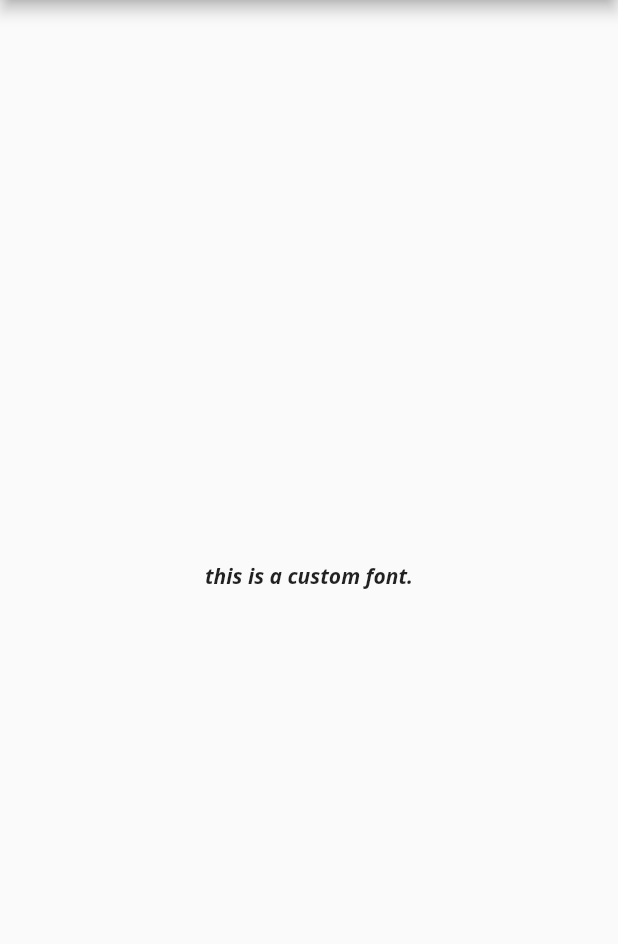
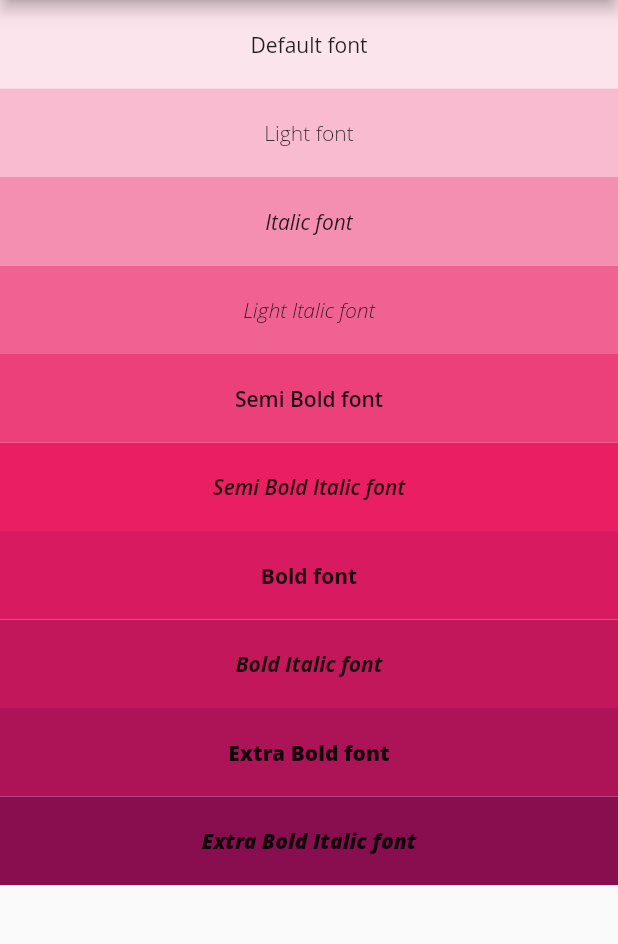
Before and after one commit to ImanMesgaran/Flutter-Playground, a Flutter app: the CustomFontsPage screen opened directly, on a phone screen of 412 x 824 dp, the part 84-1028 px from its top. Run offline on Flutter 3.47's test engine with Material 2 defaults, Android fonts, the phone set to English and light mode, and no system bars; our stand-ins replace cloud_firestore; accounts and stored records are empty.

Commit message:
custom fonts page edited.

```diff
--- a/flutter_learning_01/lib/pages/custom.fonts.dart
+++ b/flutter_learning_01/lib/pages/custom.fonts.dart
@@ -30,14 +30,148 @@ class _MyCustomFontsPage extends State<CustomFontsPage> {
       // body: Center(
       //   child: Text("You pressed the button $_counter times."),
       // ),
-      body: new Center(
-          child: Text(
-        'this is a custom font.',
-        style: new TextStyle(
-            fontFamily: 'OpenSans',
-            fontStyle: FontStyle.italic,
-            fontWeight: FontWeight.bold),
-      )),
+      body: getFontsOnWeight(),
+    );
+  }
+
+  ListView getFontsOnWeight() {
+    return ListView(
+      children: <Widget>[
+        Container(
+          child: Padding(
+            padding: const EdgeInsets.all(20.0),
+            child: new Center(
+                child: Text('Default font',
+                    style: new TextStyle(
+                      fontFamily: 'OpenSans',
+                    ))),
+          ),
+          color: Colors.pink[50],
+        ),
+        Container(
+          child: Padding(
+            padding: const EdgeInsets.all(20.0),
+            child: new Center(
+                child: Text(
+              'Light font',
+              style: new TextStyle(
+                  fontFamily: 'OpenSans', fontWeight: FontWeight.w300),
+            )),
+          ),
+          color: Colors.pink[100],
+        ),
+        Container(
+          child: new Center(
+              child: Padding(
+            padding: const EdgeInsets.all(20.0),
+            child: Text(
+              'Italic font',
+              style: new TextStyle(
+                  fontFamily: 'OpenSans', fontStyle: FontStyle.italic),
+            ),
+          )),
+          color: Colors.pink[200],
+        ),
+        Container(
+          child: Center(
+            child: Padding(
+              padding: const EdgeInsets.all(20.0),
+              child: Text(
+                'Light Italic font',
+                style: new TextStyle(
+                    fontFamily: 'OpenSans',
+                    fontStyle: FontStyle.italic,
+                    fontWeight: FontWeight.w300),
+              ),
+            ),
+          ),
+          color: Colors.pink[300],
+        ),
+        Container(
+          child: Center(
+            child: Padding(
+              padding: const EdgeInsets.all(20.0),
+              child: Text(
+                'Semi Bold font',
+                style: new TextStyle(
+                    fontFamily: 'OpenSans', fontWeight: FontWeight.w600),
+              ),
+            ),
+          ),
+          color: Colors.pink[400],
+        ),
+        Container(
+          child: Center(
+            child: Padding(
+              padding: const EdgeInsets.all(20.0),
+              child: Text(
+                'Semi Bold Italic font',
+                style: new TextStyle(
+                    fontFamily: 'OpenSans',
+                    fontWeight: FontWeight.w600,
+                    fontStyle: FontStyle.italic),
+              ),
+            ),
+          ),
+          color: Colors.pink,
+        ),
+        Container(
+          child: Center(
+            child: Padding(
+              padding: const EdgeInsets.all(20.0),
+              child: Text(
+                'Bold font',
+                style: new TextStyle(
+                    fontFamily: 'OpenSans', fontWeight: FontWeight.w700),
+              ),
+            ),
+          ),
+          color: Colors.pink[600],
+        ),
+        Container(
+          child: Center(
+            child: Padding(
+              padding: const EdgeInsets.all(20.0),
+              child: Text(
+                'Bold Italic font',
+                style: new TextStyle(
+                    fontFamily: 'OpenSans',
+                    fontStyle: FontStyle.italic,
+                    fontWeight: FontWeight.w700),
+              ),
+            ),
+          ),
+          color: Colors.pink[700],
+        ),
+        Container(
+          child: Center(
+            child: Padding(
+              padding: const EdgeInsets.all(20.0),
+              child: Text(
+                'Extra Bold font',
+                style: new TextStyle(
+                    fontFamily: 'OpenSans', fontWeight: FontWeight.w800),
+              ),
+            ),
+          ),
+          color: Colors.pink[800],
+        ),
+        Container(
+          child: Center(
+            child: Padding(
+              padding: const EdgeInsets.all(20.0),
+              child: Text(
+                'Extra Bold Italic font',
+                style: new TextStyle(
+                    fontFamily: 'OpenSans',
+                    fontStyle: FontStyle.italic,
+                    fontWeight: FontWeight.w800),
+              ),
+            ),
+          ),
+          color: Colors.pink[900],
+        ),
+      ],
     );
   }
 }
```
Also changed, not shown: flutter_learning_01/pubspec.yaml (+38 -6 lines).
